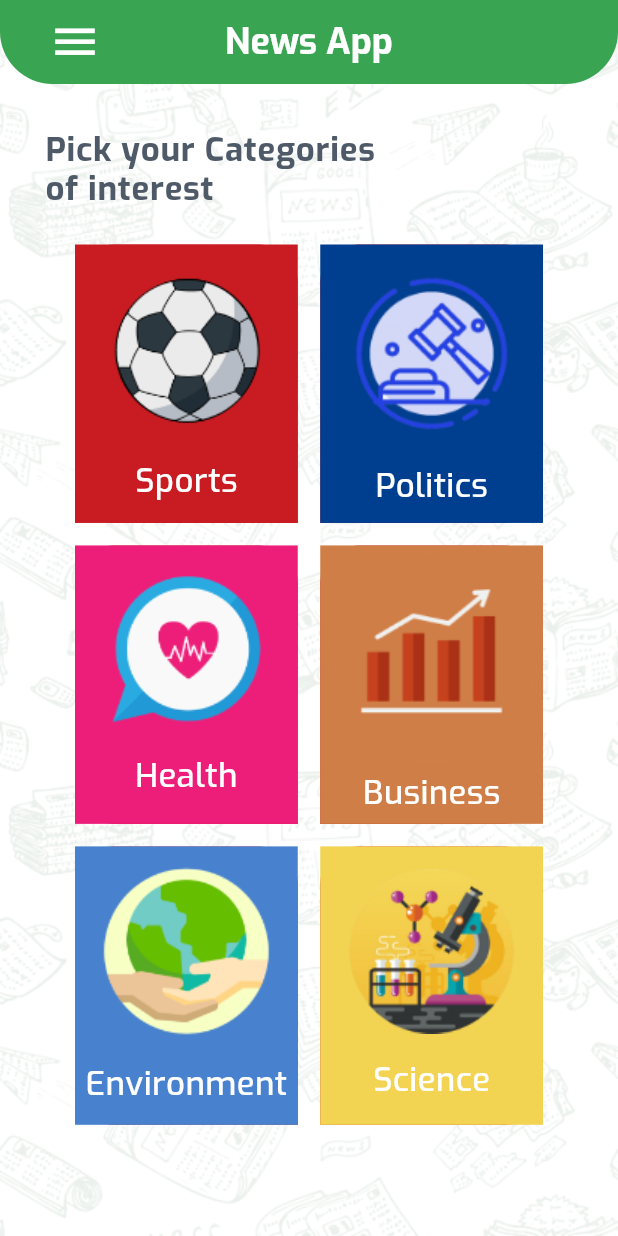
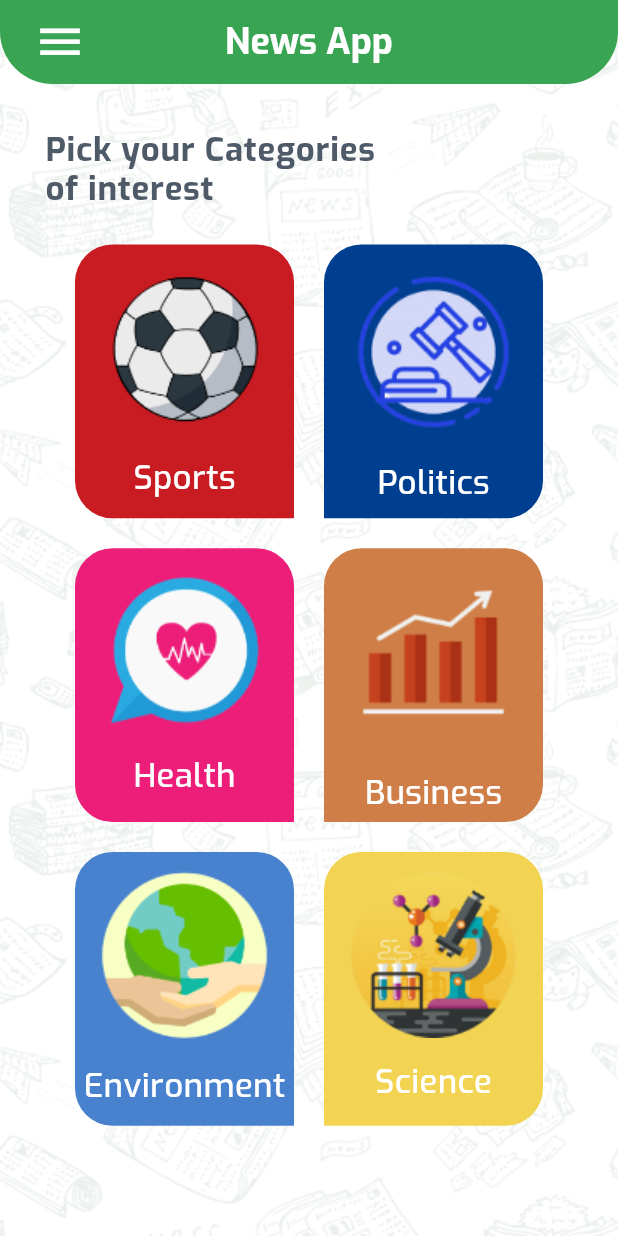
Before and after one commit to YassminWalid784/news_app, a Flutter app: the screen it shows after launch, on a phone screen of 412 x 824 dp. Run offline on Flutter 3.47's test engine with Material 3 defaults, Android fonts, the phone set to English and light mode, and no system bars.

Commit message:
news app

```diff
--- a/lib/core/config/application_theme_manager.dart
+++ b/lib/core/config/application_theme_manager.dart
@@ -12,10 +12,7 @@ class ApplicationThemeManager {
           bottomRight: Radius.circular(35),
         ),
       ),
-      iconTheme: IconThemeData(
-        color: Colors.white,
-        size: 35
-      ),
+      iconTheme: IconThemeData(color: Colors.white, size: 35),
       centerTitle: true,
     ),
     textTheme: const TextTheme(
--- a/lib/core/widgets/custom_background_widget.dart
+++ b/lib/core/widgets/custom_background_widget.dart
@@ -2,7 +2,7 @@ import 'package:flutter/material.dart';
 
 class CustomBackgroundWidget extends StatelessWidget {
   const CustomBackgroundWidget({super.key, this.child});
-final Widget? child;
+  final Widget? child;
   @override
   Widget build(BuildContext context) {
     return Container(
--- a/lib/pages/home/pages/home_view.dart
+++ b/lib/pages/home/pages/home_view.dart
@@ -6,8 +6,14 @@ import '../../../core/config/constants.dart';
 import '../../../models/category_model.dart';
 import '../widget/custom_item_widget.dart';
 
-class HomeView extends StatelessWidget {
+class HomeView extends StatefulWidget {
   HomeView({super.key});
+
+  @override
+  State<HomeView> createState() => _HomeViewState();
+}
+
+class _HomeViewState extends State<HomeView> {
   List<CategoryModel> categoriesList = [
     const CategoryModel(
         id: 'sports',
@@ -40,12 +46,13 @@ class HomeView extends StatelessWidget {
         image: 'assets/images/science_icn.png',
         backgroundColor: Color(0xFFF2D352)),
   ];
+
   @override
   Widget build(BuildContext context) {
     return CustomBackgroundWidget(
       child: Scaffold(
         appBar: AppBar(
-          leadingWidth: 100,
+          leadingWidth: 80,
           title: Text(
             "News App",
             style: Constants.theme.textTheme.titleLarge,
@@ -71,8 +78,8 @@ class HomeView extends StatelessWidget {
                       const EdgeInsets.symmetric(vertical: 25, horizontal: 20),
                   gridDelegate: const SliverGridDelegateWithFixedCrossAxisCount(
                     crossAxisCount: 2,
-                    mainAxisSpacing: 15,
-                    crossAxisSpacing: 15,
+                    mainAxisSpacing: 20,
+                    crossAxisSpacing: 20,
                     childAspectRatio: 4 / 5,
                   ),
                   itemBuilder: (context, index) => CustomItemWidget(
--- a/lib/pages/home/widget/custom_item_widget.dart
+++ b/lib/pages/home/widget/custom_item_widget.dart
@@ -1,6 +1,5 @@
 import 'package:flutter/material.dart';
 import 'package:news_app/core/config/constants.dart';
-
 import '../../../models/category_model.dart';
 
 class CustomItemWidget extends StatelessWidget {
@@ -15,11 +14,11 @@ class CustomItemWidget extends StatelessWidget {
   @override
   Widget build(BuildContext context) {
     return Container(
-      color: categoryModel.backgroundColor,
       decoration: BoxDecoration(
+        color: categoryModel.backgroundColor,
         borderRadius: BorderRadius.only(
-          topLeft: const Radius.circular(25),
-          topRight: const Radius.circular(25),
+          topLeft: const Radius.circular(25.0),
+          topRight: const Radius.circular(25.0),
           bottomRight: index % 2 == 0
               ? const Radius.circular(0.0)
               : const Radius.circular(25.0),
@@ -27,17 +26,19 @@ class CustomItemWidget extends StatelessWidget {
               ? const Radius.circular(25.0)
               : const Radius.circular(0.0),
         ),
-        color: const Color(0xFFC91C22),
       ),
       child: Column(
         mainAxisAlignment: MainAxisAlignment.spaceEvenly,
         crossAxisAlignment: CrossAxisAlignment.center,
         children: [
-          Image.asset(categoryModel.image, fit: BoxFit.cover),
+          Image.asset(
+            categoryModel.image,
+            fit: BoxFit.cover,
+          ),
           Text(
             categoryModel.title,
             style: Constants.theme.textTheme.bodyMedium,
-          ),
+          )
         ],
       ),
     );
```
Also changed, not shown: lib/core/config/constants.dart (+4 -4 lines).
